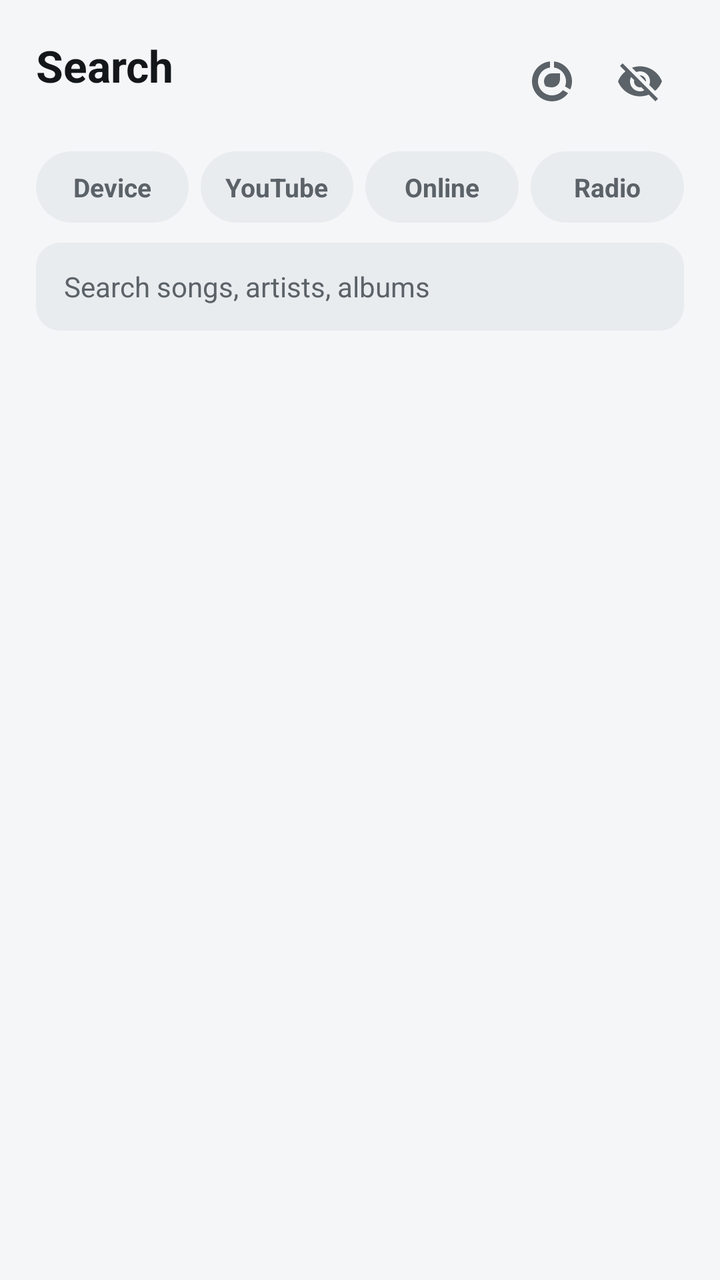
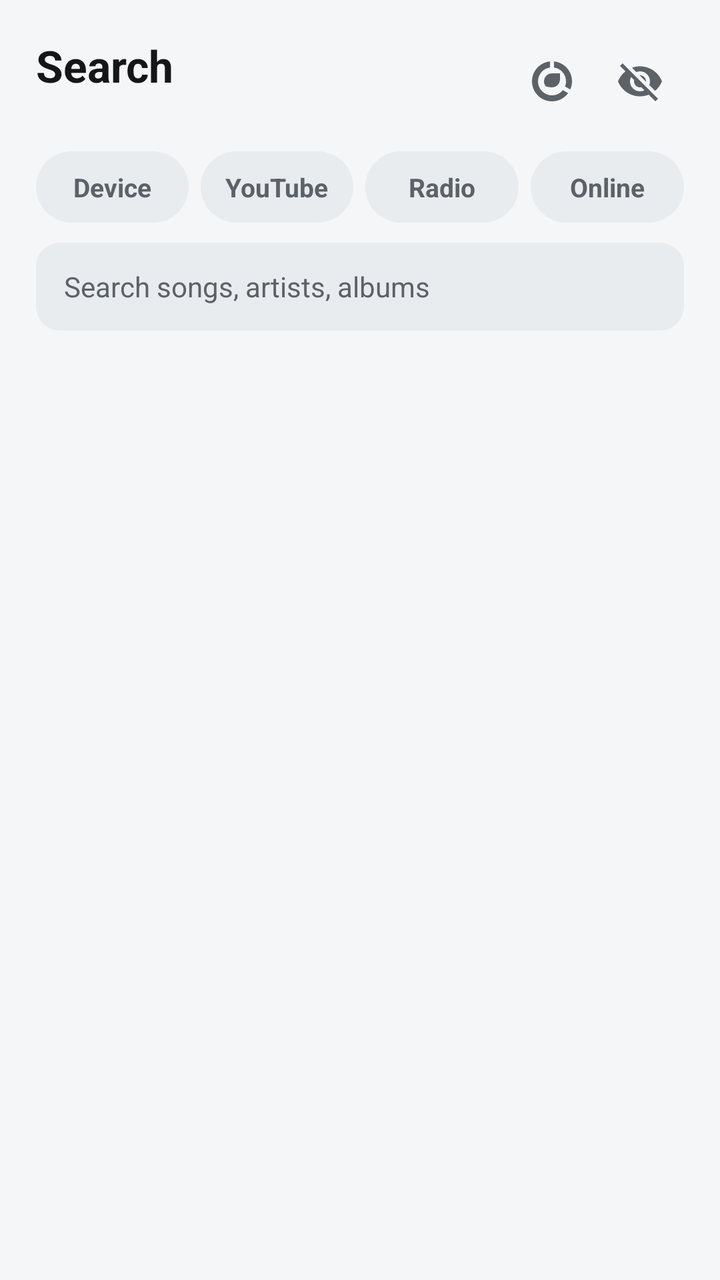

The first picture is an Android layout as it rendered before a commit; the second is the same layout after the commit. The layout source and the unified diff follow.
<!-- AndroidManifest.xml: application theme Theme.FXSoundLite -->
<!-- res/layout/fragment_music.xml -->
<?xml version="1.0" encoding="utf-8"?>
<LinearLayout xmlns:android="http://schemas.android.com/apk/res/android"
    android:layout_width="match_parent"
    android:layout_height="match_parent"
    android:background="?attr/colorBg"
    android:orientation="vertical">

    <LinearLayout
        android:layout_width="match_parent"
        android:layout_height="wrap_content"
        android:orientation="vertical"
        android:paddingHorizontal="18dp"
        android:paddingTop="18dp"
        android:paddingBottom="8dp">

        
        <LinearLayout
            android:layout_width="match_parent"
            android:layout_height="wrap_content"
            android:gravity="center_vertical"
            android:orientation="horizontal">

            <LinearLayout
                android:layout_width="0dp"
                android:layout_height="wrap_content"
                android:layout_weight="1"
                android:orientation="vertical">

                <TextView
                    android:layout_width="wrap_content"
                    android:layout_height="wrap_content"
                    android:text="@string/music_title"
                    android:textColor="?attr/colorTextPrimary"
                    android:textSize="22sp"
                    android:textStyle="bold" />

                <TextView
                    android:id="@+id/musicCount"
                    android:layout_width="wrap_content"
                    android:layout_height="wrap_content"
                    android:textColor="?attr/colorTextSecondary"
                    android:textSize="12sp" />
            </LinearLayout>

            
            <TextView
                android:id="@+id/dataUsedText"
                android:layout_width="wrap_content"
                android:layout_height="wrap_content"
                android:layout_marginEnd="2dp"
                android:background="?android:attr/selectableItemBackground"
                android:padding="6dp"
                android:textColor="?attr/colorAccent"
                android:textSize="12sp"
                android:textStyle="bold"
                android:visibility="gone" />

            <ImageButton
                android:id="@+id/saverButton"
                android:layout_width="44dp"
                android:layout_height="44dp"
                android:background="?android:attr/selectableItemBackgroundBorderless"
                android:contentDescription="@string/saver_switch_label"
                android:padding="10dp"
                android:src="@drawable/ic_data_saver"
                android:tint="?attr/colorTextSecondary" />

            
            <ImageButton
                android:id="@+id/privateButton"
                android:layout_width="44dp"
                android:layout_height="44dp"
                android:background="?android:attr/selectableItemBackgroundBorderless"
                android:contentDescription="@string/private_mode_desc"
                android:padding="10dp"
                android:src="@drawable/ic_private"
                android:tint="?attr/colorTextSecondary" />
        </LinearLayout>

        
        <LinearLayout
            android:id="@+id/sourceTabs"
            android:layout_width="match_parent"
            android:layout_height="wrap_content"
            android:layout_marginTop="12dp"
            android:orientation="horizontal">

            <TextView
                android:id="@+id/tabLocal"
                android:layout_width="0dp"
                android:layout_height="wrap_content"
                android:layout_marginEnd="6dp"
                android:layout_weight="1"
                android:gravity="center"
                android:background="@drawable/chip_bg"
                android:clickable="true"
                android:focusable="true"
                android:paddingHorizontal="6dp"
                android:paddingVertical="9dp"
                android:text="@string/source_local"
                android:textColor="@color/chip_text_color"
                android:textSize="13sp"
                android:textStyle="bold" />
            <TextView
                android:id="@+id/tabYoutube"
                android:layout_width="0dp"
                android:layout_height="wrap_content"
                android:layout_marginEnd="6dp"
                android:layout_weight="1"
                android:gravity="center"
                android:background="@drawable/chip_bg"
                android:clickable="true"
                android:focusable="true"
                android:paddingHorizontal="6dp"
                android:paddingVertical="9dp"
                android:text="@string/source_youtube"
                android:textColor="@color/chip_text_color"
                android:textSize="13sp"
                android:textStyle="bold" />
            <TextView
                android:id="@+id/tabOnline"
                android:layout_width="0dp"
                android:layout_height="wrap_content"
                android:layout_marginEnd="6dp"
                android:layout_weight="1"
                android:gravity="center"
                android:background="@drawable/chip_bg"
                android:clickable="true"
                android:focusable="true"
                android:paddingHorizontal="6dp"
                android:paddingVertical="9dp"
                android:text="@string/source_online"
                android:textColor="@color/chip_text_color"
                android:textSize="13sp"
                android:textStyle="bold" />
            <TextView
                android:id="@+id/tabRadio"
                android:layout_width="0dp"
                android:layout_height="wrap_content"
                android:layout_marginEnd="0dp"
                android:layout_weight="1"
                android:gravity="center"
                android:background="@drawable/chip_bg"
                android:clickable="true"
                android:focusable="true"
                android:paddingHorizontal="6dp"
                android:paddingVertical="9dp"
                android:text="@string/source_radio"
                android:textColor="@color/chip_text_color"
                android:textSize="13sp"
                android:textStyle="bold" />
        </LinearLayout>

        
        <TextView
            android:id="@+id/radioSourceButton"
            android:layout_width="wrap_content"
            android:layout_height="wrap_content"
            android:layout_marginTop="10dp"
            android:background="@drawable/chip_bg"
            android:clickable="true"
            android:focusable="true"
            android:paddingHorizontal="16dp"
            android:paddingVertical="8dp"
            android:textColor="@color/chip_text_color"
            android:textSize="13sp"
            android:textStyle="bold"
            android:visibility="gone" />

        

        <LinearLayout
            android:layout_width="match_parent"
            android:layout_height="wrap_content"
            android:layout_marginTop="10dp"
            android:gravity="center_vertical"
            android:orientation="horizontal">

            <EditText
                android:id="@+id/searchInput"
                android:layout_width="0dp"
                android:layout_height="44dp"
                android:layout_weight="1"
                android:background="@drawable/input_bg"
                android:hint="@string/music_search_hint"
                android:imeOptions="actionSearch"
                android:importantForAutofill="no"
                android:inputType="text"
                android:maxLines="1"
                android:paddingHorizontal="14dp"
                android:textColor="?attr/colorTextPrimary"
                android:textColorHint="?attr/colorTextSecondary"
                android:textSize="14sp" />

            
            <ImageButton
                android:id="@+id/filterButton"
                android:layout_width="44dp"
                android:layout_height="44dp"
                android:layout_marginStart="6dp"
                android:background="?android:attr/selectableItemBackgroundBorderless"
                android:contentDescription="@string/filter_title"
                android:padding="10dp"
                android:src="@drawable/ic_filter"
                android:tint="?attr/colorTextSecondary"
                android:visibility="gone" />

        </LinearLayout>
    </LinearLayout>

    <FrameLayout
        android:layout_width="match_parent"
        android:layout_height="0dp"
        android:layout_weight="1">

        <androidx.recyclerview.widget.RecyclerView
            android:id="@+id/trackList"
            android:layout_width="match_parent"
            android:layout_height="match_parent"
            android:clipToPadding="false"
            android:paddingBottom="74dp" />

        <ProgressBar
            android:id="@+id/searchProgress"
            style="?android:attr/progressBarStyle"
            android:layout_width="32dp"
            android:layout_height="32dp"
            android:layout_gravity="center"
            android:indeterminateTint="?attr/colorAccent"
            android:visibility="gone" />

        <LinearLayout
            android:id="@+id/emptyPanel"
            android:layout_width="match_parent"
            android:layout_height="match_parent"
            android:gravity="center"
            android:orientation="vertical"
            android:padding="32dp"
            android:visibility="gone">

            <TextView
                android:id="@+id/emptyText"
                android:layout_width="wrap_content"
                android:layout_height="wrap_content"
                android:gravity="center"
                android:textColor="?attr/colorTextSecondary"
                android:textSize="14sp" />

            <TextView
                android:id="@+id/actionButton"
                android:layout_width="wrap_content"
                android:layout_height="wrap_content"
                android:layout_marginTop="16dp"
                android:background="@drawable/eq_button_bg"
                android:clickable="true"
                android:focusable="true"
                android:paddingHorizontal="26dp"
                android:paddingVertical="10dp"
                android:text="@string/music_allow_access"
                android:textColor="?attr/colorOnAccent"
                android:textSize="14sp"
                android:textStyle="bold"
                android:visibility="gone" />
        </LinearLayout>
    </FrameLayout>

    
    <LinearLayout
        android:visibility="gone"
        android:layout_width="match_parent"
        android:layout_height="wrap_content"
        android:layout_margin="12dp"
        android:background="@drawable/card_bg"
        android:orientation="vertical"
        android:padding="14dp">

        <LinearLayout
            android:layout_width="match_parent"
            android:layout_height="wrap_content"
            android:gravity="center_vertical"
            android:orientation="horizontal">

            <ImageView
                android:id="@+id/nowArt"
                android:layout_width="52dp"
                android:layout_height="52dp"
                android:background="@drawable/art_bg"
                android:importantForAccessibility="no"
                android:padding="13dp"
                android:scaleType="centerCrop"
                android:src="@drawable/ic_music"
                android:tint="?attr/colorTextSecondary" />

            <LinearLayout
                android:layout_width="0dp"
                android:layout_height="wrap_content"
                android:layout_marginStart="12dp"
                android:layout_weight="1"
                android:orientation="vertical">

                <TextView
                    android:id="@+id/nowTitle"
                    android:layout_width="match_parent"
                    android:layout_height="wrap_content"
                    android:ellipsize="end"
                    android:maxLines="1"
                    android:text="@string/music_nothing_playing"
                    android:textColor="?attr/colorTextPrimary"
                    android:textSize="15sp"
                    android:textStyle="bold" />

                <TextView
                    android:id="@+id/nowArtist"
                    android:layout_width="match_parent"
                    android:layout_height="wrap_content"
                    android:layout_marginTop="2dp"
                    android:ellipsize="end"
                    android:maxLines="1"
                    android:textColor="?attr/colorTextSecondary"
                    android:textSize="12sp" />
            </LinearLayout>
        </LinearLayout>

        <SeekBar
            android:id="@+id/progressSeek"
            android:layout_width="match_parent"
            android:layout_height="wrap_content"
            android:layout_marginTop="8dp"
            android:progressTint="?attr/colorAccent"
            android:thumbTint="?attr/colorAccent" />

        <RelativeLayout
            android:layout_width="match_parent"
            android:layout_height="wrap_content"
            android:paddingHorizontal="4dp">

            <TextView
                android:id="@+id/timeElapsed"
                android:layout_width="wrap_content"
                android:layout_height="wrap_content"
                android:text="0:00"
                android:textColor="?attr/colorTextSecondary"
                android:textSize="11sp" />

            <TextView
                android:id="@+id/timeTotal"
                android:layout_width="wrap_content"
                android:layout_height="wrap_content"
                android:layout_alignParentEnd="true"
                android:text="0:00"
                android:textColor="?attr/colorTextSecondary"
                android:textSize="11sp" />
        </RelativeLayout>

        <LinearLayout
            android:layout_width="match_parent"
            android:layout_height="wrap_content"
            android:layout_marginTop="4dp"
            android:gravity="center"
            android:orientation="horizontal">

            <ImageButton
                android:id="@+id/shuffleButton"
                android:layout_width="48dp"
                android:layout_height="48dp"
                android:background="?android:attr/selectableItemBackgroundBorderless"
                android:contentDescription="@string/music_shuffle"
                android:padding="12dp"
                android:src="@drawable/ic_shuffle"
                android:tint="?attr/colorTextSecondary" />

            <ImageButton
                android:id="@+id/prevButton"
                android:layout_width="52dp"
                android:layout_height="52dp"
                android:background="?android:attr/selectableItemBackgroundBorderless"
                android:contentDescription="@string/music_previous"
                android:padding="12dp"
                android:src="@drawable/ic_prev"
                android:tint="?attr/colorTextPrimary" />

            <ImageButton
                android:id="@+id/playPauseButton"
                android:layout_width="60dp"
                android:layout_height="60dp"
                android:layout_marginHorizontal="6dp"
                android:background="@drawable/eq_button_bg"
                android:contentDescription="@string/music_play_pause"
                android:padding="16dp"
                android:src="@drawable/ic_play"
                android:tint="?attr/colorOnAccent" />

            <ImageButton
                android:id="@+id/nextButton"
                android:layout_width="52dp"
                android:layout_height="52dp"
                android:background="?android:attr/selectableItemBackgroundBorderless"
                android:contentDescription="@string/music_next"
                android:padding="12dp"
                android:src="@drawable/ic_next"
                android:tint="?attr/colorTextPrimary" />

            <ImageButton
                android:id="@+id/repeatButton"
                android:layout_width="48dp"
                android:layout_height="48dp"
                android:background="?android:attr/selectableItemBackgroundBorderless"
                android:contentDescription="@string/music_repeat"
                android:padding="12dp"
                android:src="@drawable/ic_repeat"
                android:tint="?attr/colorTextSecondary" />
        </LinearLayout>
    </LinearLayout>
</LinearLayout>
<!-- resources referenced by this layout -->
<resources>
  <!-- drawable art_bg (drawable) -->
  <?xml version="1.0" encoding="utf-8"?>
  <shape xmlns:android="http://schemas.android.com/apk/res/android">
      <solid android:color="?attr/colorSurfaceRaised" />
      <corners android:radius="10dp" />
  </shape>
  <!-- drawable card_bg (drawable) -->
  <?xml version="1.0" encoding="utf-8"?>
  <shape xmlns:android="http://schemas.android.com/apk/res/android">
      <solid android:color="?attr/colorSurface" />
      <corners android:radius="16dp" />
  </shape>
  <!-- drawable eq_button_bg (drawable) -->
  <?xml version="1.0" encoding="utf-8"?>
  <shape xmlns:android="http://schemas.android.com/apk/res/android"
      android:shape="rectangle">
      <solid android:color="?attr/colorAccent" />
      <corners android:radius="20dp" />
  </shape>
  <!-- drawable ic_filter (drawable) -->
  <vector xmlns:android="http://schemas.android.com/apk/res/android"
      android:width="24dp"
      android:height="24dp"
      android:viewportWidth="24"
      android:viewportHeight="24">
      <path
          android:fillColor="#FFFFFFFF"
          android:pathData="M10,18h4v-2h-4v2zM3,6v2h18L21,6L3,6zM6,13h12v-2L6,11v2z" />
  </vector>
  <!-- drawable ic_next (drawable) -->
  <vector xmlns:android="http://schemas.android.com/apk/res/android"
      android:width="24dp"
      android:height="24dp"
      android:viewportWidth="24"
      android:viewportHeight="24">
      <path
          android:fillColor="#FFFFFFFF"
          android:pathData="M6,18l8.5,-6L6,6v12zM16,6v12h2V6h-2z" />
  </vector>
  <!-- drawable ic_play (drawable) -->
  <vector xmlns:android="http://schemas.android.com/apk/res/android"
      android:width="24dp"
      android:height="24dp"
      android:viewportWidth="24"
      android:viewportHeight="24">
      <path
          android:fillColor="#FFFFFFFF"
          android:pathData="M8,5v14l11,-7z" />
  </vector>
  <!-- drawable ic_prev (drawable) -->
  <vector xmlns:android="http://schemas.android.com/apk/res/android"
      android:width="24dp"
      android:height="24dp"
      android:viewportWidth="24"
      android:viewportHeight="24">
      <path
          android:fillColor="#FFFFFFFF"
          android:pathData="M6,6h2v12H6zm3.5,6l8.5,6V6z" />
  </vector>
  <!-- drawable input_bg (drawable) -->
  <?xml version="1.0" encoding="utf-8"?>
  <shape xmlns:android="http://schemas.android.com/apk/res/android">
      <solid android:color="?attr/colorSurfaceRaised" />
      <corners android:radius="12dp" />
  </shape>
  <string name="filter_title">Filter</string>
  <string name="music_allow_access">Allow access</string>
  <string name="music_next">Next</string>
  <string name="music_nothing_playing">Nothing playing</string>
  <string name="music_play_pause">Play / pause</string>
  <string name="music_previous">Previous</string>
  <string name="music_repeat">Repeat</string>
  <string name="music_search_hint">Search songs, artists, albums</string>
  <string name="music_shuffle">Shuffle</string>
  <string name="music_title">Search</string>
  <string name="private_mode_desc">Private mode</string>
  <string name="saver_switch_label">Data saver</string>
  <string name="source_local">Device</string>
  <string name="source_online">Online</string>
  <string name="source_radio">Radio</string>
  <string name="source_youtube">YouTube</string>
  <color name="accent_default">#000000</color>
  <color name="light_bg">#F5F6F7</color>
  <color name="light_surface">#FFFFFF</color>
  <color name="light_surface_raised">#E9ECEF</color>
  <color name="light_text_primary">#14171A</color>
  <color name="light_text_secondary">#5B6268</color>
  <color name="light_divider">#DCE0E3</color>
  <color name="light_track_bg">#D6DADE</color>
  <color name="danger">#FF6B6B</color>
  <color name="light_on_accent">#0E1013</color>
  <!-- unchanged entries left out for length: 7 -->
</resources>

<!-- the commit's change to res/layout/fragment_music.xml (unified diff, before → after) -->
@@ -118,10 +118,26 @@
                 android:textSize="13sp"
                 android:textStyle="bold" />
             <TextView
+                android:id="@+id/tabRadio"
+                android:layout_width="0dp"
+                android:layout_height="wrap_content"
+                android:layout_marginEnd="6dp"
+                android:layout_weight="1"
+                android:gravity="center"
+                android:background="@drawable/chip_bg"
+                android:clickable="true"
+                android:focusable="true"
+                android:paddingHorizontal="6dp"
+                android:paddingVertical="9dp"
+                android:text="@string/source_radio"
+                android:textColor="@color/chip_text_color"
+                android:textSize="13sp"
+                android:textStyle="bold" />
+            <TextView
                 android:id="@+id/tabOnline"
                 android:layout_width="0dp"
                 android:layout_height="wrap_content"
-                android:layout_marginEnd="6dp"
+                android:layout_marginEnd="0dp"
                 android:layout_weight="1"
                 android:gravity="center"
                 android:background="@drawable/chip_bg"
@@ -130,22 +146,6 @@
                 android:paddingHorizontal="6dp"
                 android:paddingVertical="9dp"
                 android:text="@string/source_online"
-                android:textColor="@color/chip_text_color"
-                android:textSize="13sp"
-                android:textStyle="bold" />
-            <TextView
-                android:id="@+id/tabRadio"
-                android:layout_width="0dp"
-                android:layout_height="wrap_content"
-                android:layout_marginEnd="0dp"
-                android:layout_weight="1"
-                android:gravity="center"
-                android:background="@drawable/chip_bg"
-                android:clickable="true"
-                android:focusable="true"
-                android:paddingHorizontal="6dp"
-                android:paddingVertical="9dp"
-                android:text="@string/source_radio"
                 android:textColor="@color/chip_text_color"
                 android:textSize="13sp"
                 android:textStyle="bold" />
